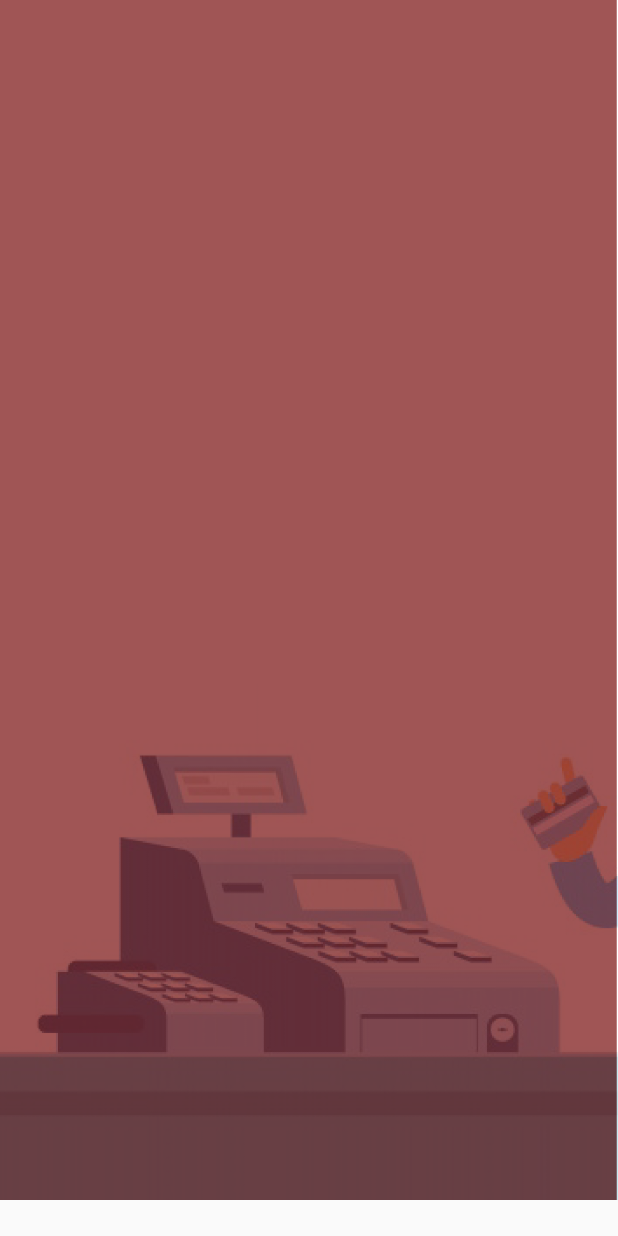
After one commit to crendonzen/OuMauRestaurante, an Android app: the layout ventana_factura.xml on its own in the app's theme, with its tools: preview values and no code run, on a phone screen of 412 x 824 dp. The commit adds this screen. Run offline under Robolectric (Android 15) with nearby library versions, the phone set to English and light mode, and no system bars; network calls fail.

Commit message:
version 1.0: interfaz factura beta 1.0

```diff
--- a/app/build.gradle
+++ b/app/build.gradle
@@ -40,11 +40,12 @@ dependencies
     implementation 'androidx.constraintlayout:constraintlayout:1.1.3'
     implementation "androidx.fragment:fragment:1.3.0-alpha04"
     implementation "androidx.fragment:fragment-ktx:1.3.0-alpha04"
-    implementation 'com.google.code.gson:gson:2.8.2'
+    implementation 'com.google.code.gson:gson:2.8.5'
     testImplementation 'junit:junit:4.12'
 
     implementation "androidx.fragment:fragment:1.3.0-alpha04"
     implementation "androidx.fragment:fragment-ktx:1.3.0-alpha04"
+    implementation "com.makeramen:roundedimageview:2.3.0"
 
     androidTestImplementation 'androidx.test.ext:junit:1.1.2'
     androidTestImplementation 'androidx.test.espresso:espresso-core:3.3.0'
--- a/app/src/main/java/com/example/myapplication/interfaz/PlatosFragment.java
+++ b/app/src/main/java/com/example/myapplication/interfaz/PlatosFragment.java
@@ -142,7 +142,7 @@ public class PlatosFragment extends Fragment {
         agregarPlato.setOnClickListener(new View.OnClickListener() {
             @Override
             public void onClick(View v) {
-                Navigation.findNavController(v).navigate(R.id.action_platosFragment_to_agregarPlatoFragment2);
+                Navigation.findNavController(v).navigate(R.id.agregarPlatoFragment);
             }
         });
 
--- /dev/null
+++ b/app/src/main/res/drawable/ventana_factura_background.xml
@@ -0,0 +1,5 @@
+<?xml version="1.0" encoding="utf-8"?>
+<shape xmlns:android="http://schemas.android.com/apk/res/android"
+    android:shape="rectangle">
+
+</shape>
--- a/app/src/main/res/layout-sw600dp/fragment_platos_mesa.xml
+++ b/app/src/main/res/layout-sw600dp/fragment_platos_mesa.xml
@@ -162,7 +162,7 @@
     </LinearLayout>
 
     <ImageButton
-        android:id="@+id/imageButton"
+        android:id="@+id/imagenFactura"
         android:layout_width="73dp"
         android:layout_height="81dp"
         android:background="#00FFFFFF"
@@ -175,7 +175,7 @@
         android:layout_width="75dp"
         android:layout_height="73dp"
         android:layout_marginStart="4dp"
-        android:src="@mipmap/btnmenu"
+        android:src="@mipmap/menup"
         app:layout_constraintStart_toStartOf="@+id/imageView14"
         app:layout_constraintTop_toTopOf="parent" />
 
--- a/app/src/main/res/layout/activity_main.xml
+++ b/app/src/main/res/layout/activity_main.xml
@@ -20,7 +20,7 @@
         android:layout_gravity="start"
         android:fitsSystemWindows="true"
         app:headerLayout="@layout/nav_header_main"
-        app:menu="@menu/activity_main_drawer" >
+        app:menu="@menu/activity_main_drawer">
 
         <androidx.constraintlayout.widget.ConstraintLayout
             android:layout_width="match_parent"
--- /dev/null
+++ b/app/src/main/res/layout/ventana_factura.xml
@@ -0,0 +1,30 @@
+<?xml version="1.0" encoding="utf-8"?>
+<androidx.constraintlayout.widget.ConstraintLayout
+    xmlns:android="http://schemas.android.com/apk/res/android"
+    xmlns:app="http://schemas.android.com/apk/res-auto"
+    xmlns:tools="http://schemas.android.com/tools"
+    android:layout_width="match_parent"
+    android:layout_height="match_parent">
+
+    <LinearLayout
+        android:layout_width="427dp"
+        android:layout_height="800dp"
+        android:orientation="horizontal"
+        app:layout_constraintEnd_toEndOf="parent"
+        app:layout_constraintTop_toTopOf="parent">
+
+        <androidx.constraintlayout.widget.ConstraintLayout
+            android:layout_width="match_parent"
+            android:layout_height="match_parent">
+
+            <ImageView
+                android:id="@+id/imageView20"
+                android:layout_width="wrap_content"
+                android:layout_height="wrap_content"
+                android:scaleType="centerCrop"
+                app:layout_constraintEnd_toEndOf="parent"
+                app:layout_constraintTop_toTopOf="parent"
+                app:srcCompat="@mipmap/ffactura" />
+        </androidx.constraintlayout.widget.ConstraintLayout>
+    </LinearLayout>
+</androidx.constraintlayout.widget.ConstraintLayout>
--- a/app/src/main/res/xml/fragment_platos_mesa_scene.xml
+++ b/app/src/main/res/xml/fragment_platos_mesa_scene.xml
@@ -93,6 +93,9 @@
             motion:layout_constraintTop_toBottomOf="@+id/fragment10"
             android:alpha="1"
             motion:layout_editor_absoluteX="1287dp" />
+        <Constraint
+            motion:layout_constraintStart_toStartOf="@+id/imageView14"
+            android:id="@+id/navigationView2" />
     </ConstraintSet>
 
     <ConstraintSet android:id="@+id/end">
```
Also changed, not shown: app/src/main/java/com/example/myapplication/interfaz/PlatosMesaFragment.java (+29 -12 lines), app/src/main/res/layout/fragment_menu_platos.xml (+1 -23 lines), app/src/main/res/mipmap-xxxhdpi/menup.png (added).
